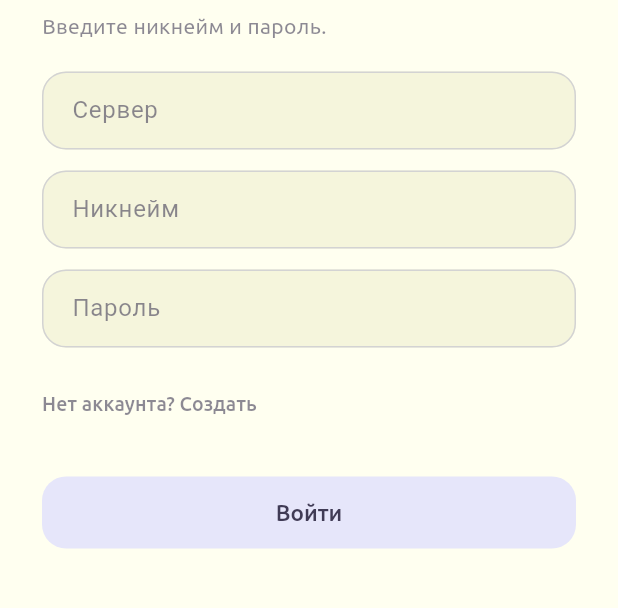
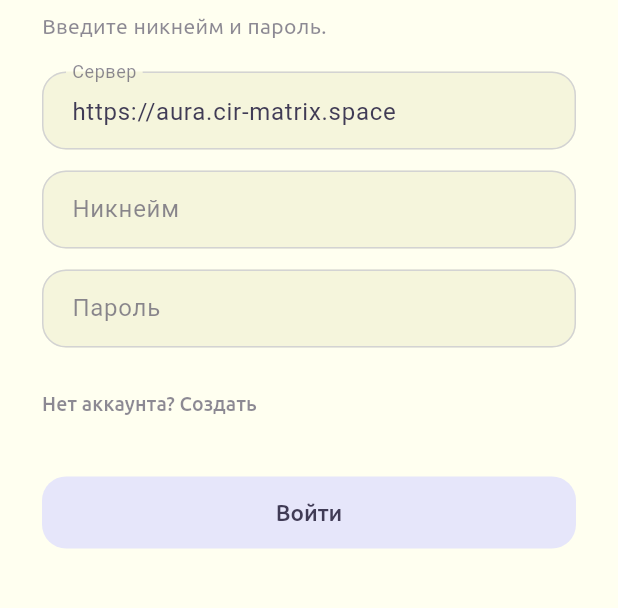
Before and after one commit to OleksandrYech/aura, a Flutter app: the _AuthScreen screen opened directly, on a phone screen of 412 x 824 dp, the part 143-751 px from its top. Run offline on Flutter 3.47's test engine with Material 3 defaults, Android fonts, the phone set to English and light mode, and no system bars; our stand-ins replace local_auth, shared_preferences; missing offline and left inert: libsignal_protocol_dart; accounts and stored records are empty.

Commit message:
Android: только HTTPS, адрес сервера по умолчанию aura.cir-matrix.space
HTTP оставлен только в отладочной сборке для локального сервера с эмулятора.

Co-Authored-By: Claude Opus 5.5 (1M context) <noreply@anthropic.com>
Claude-Session: https://claude.ai/code/session_01R5nbfNRrSwGsQkJuMLVmrG

```diff
--- a/app/lib/client.dart
+++ b/app/lib/client.dart
@@ -83,7 +83,7 @@ class AuraClient extends ChangeNotifier {
   bool get signedIn => token != null;
 
   /// Адрес сервера по умолчанию: в Web это сайт, с которого открыто приложение.
-  static String get defaultServer => kIsWeb ? Uri.base.origin : '';
+  static String get defaultServer => kIsWeb ? Uri.base.origin : 'https://aura.cir-matrix.space';
 
   Future<void> load() async {
     _prefs = await SharedPreferences.getInstance();
```
Also changed, not shown: 4 other files.
